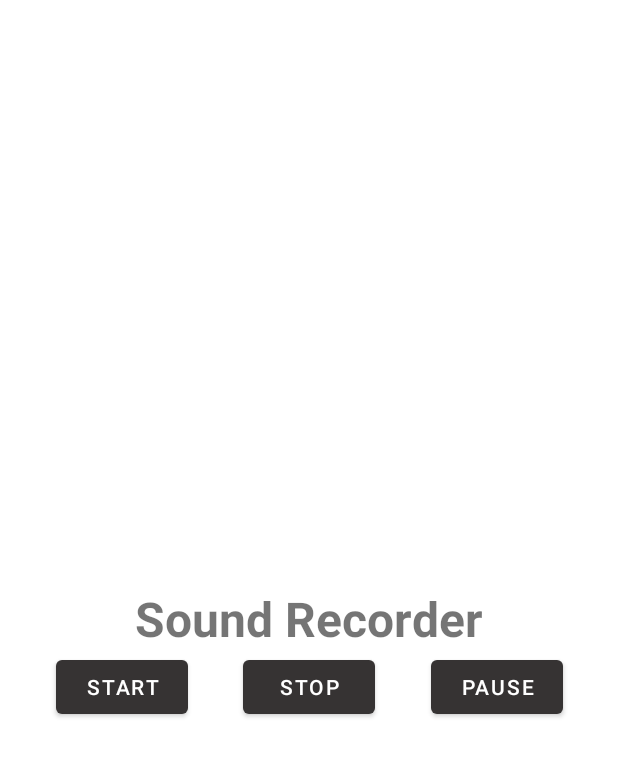
After one commit to cerver1/Kotlin-Media-Player, an Android app: the fragment AudioRecorderFragment shown on its own in the app's theme, on a phone screen of 412 x 824 dp. The commit adds this screen. Shown: the top 757 px of the screen. Run offline under Robolectric (Android 15) with nearby library versions, the phone set to English and light mode, and no system bars.

Commit message:
09/11/2020 : 10:35 pm : AudioRecorderFragment.kt implemented

```diff
--- a/app/src/main/AndroidManifest.xml
+++ b/app/src/main/AndroidManifest.xml
@@ -3,6 +3,7 @@
     package="com.fair.kotlin_media_player">
 
     <uses-permission android:name="android.permission.RECORD_AUDIO"/>
+    <uses-permission android:name="android.permission.WRITE_EXTERNAL_STORAGE"/>
 
     <application
         android:allowBackup="true"
--- /dev/null
+++ b/app/src/main/java/com/fair/kotlin_media_player/AudioRecorderFragment.kt
@@ -0,0 +1,118 @@
+package com.fair.kotlin_media_player
+
+import android.Manifest
+import android.Manifest.permission.*
+import android.annotation.SuppressLint
+import android.annotation.TargetApi
+import android.content.pm.PackageManager
+import android.media.MediaRecorder
+import android.os.Build
+import android.os.Bundle
+import android.os.Environment
+import android.view.View
+import android.widget.Toast
+import androidx.core.app.ActivityCompat
+import androidx.core.content.ContextCompat
+import androidx.fragment.app.Fragment
+import com.fair.kotlin_media_player.databinding.FragmentAudioRecorderBinding
+import com.fair.kotlin_media_player.databinding.FragmentMusicPlayerBinding
+import java.io.IOException
+
+class AudioRecorderFragment:Fragment(R.layout.fragment_audio_recorder) {
+
+    private var _binding: FragmentAudioRecorderBinding? = null
+    private val viewBinding get() = _binding!!
+
+    private var output: String? = null
+    private var mediaRecorder: MediaRecorder? = null
+    private var state: Boolean = false
+    private var recordingStopped: Boolean = false
+
+    override fun onViewCreated(view: View, savedInstanceState: Bundle?) {
+        super.onViewCreated(view, savedInstanceState)
+        _binding = FragmentAudioRecorderBinding.bind(view)
+
+        viewBinding.apply {
+
+
+            mediaRecorder = MediaRecorder()
+            output = Environment.getExternalStorageDirectory().absolutePath + "/recording.mp3"
+
+            mediaRecorder?.setAudioSource(MediaRecorder.AudioSource.MIC)
+            mediaRecorder?.setOutputFormat(MediaRecorder.OutputFormat.MPEG_4)
+            mediaRecorder?.setAudioEncoder(MediaRecorder.AudioEncoder.AAC)
+            mediaRecorder?.setOutputFile(output)
+
+            buttonStartRecording.setOnClickListener {
+                if (ContextCompat.checkSelfPermission( requireContext(),
+                       RECORD_AUDIO) != PackageManager.PERMISSION_GRANTED && ContextCompat.checkSelfPermission(requireContext(),
+                        WRITE_EXTERNAL_STORAGE) != PackageManager.PERMISSION_GRANTED) {
+                    val permissions = arrayOf(RECORD_AUDIO, WRITE_EXTERNAL_STORAGE, READ_EXTERNAL_STORAGE)
+                    ActivityCompat.requestPermissions(requireActivity(), permissions,0)
+                } else {
+                    startRecording()
+                }
+            }
+
+            buttonStopRecording.setOnClickListener{
+                stopRecording()
+            }
+
+            buttonPauseRecording.setOnClickListener {
+                pauseRecording()
+            }
+
+        }
+    }
+
+    private fun startRecording() {
+        try {
+            mediaRecorder?.prepare()
+            mediaRecorder?.start()
+            state = true
+            Toast.makeText(context, "Recording started!", Toast.LENGTH_SHORT).show()
+        } catch (e: IllegalStateException) {
+            e.printStackTrace()
+        } catch (e: IOException) {
+            e.printStackTrace()
+        }
+    }
+
+    @SuppressLint("RestrictedApi", "SetTextI18n")
+    @TargetApi(Build.VERSION_CODES.N)
+    private fun pauseRecording() {
+        if(state) {
+            if(!recordingStopped){
+                Toast.makeText(context,"Stopped!", Toast.LENGTH_SHORT).show()
+                mediaRecorder?.pause()
+                recordingStopped = true
+                viewBinding.buttonPauseRecording.text = "Resume"
+            }else{
+                resumeRecording()
+            }
+        }
+    }
+
+    @SuppressLint("RestrictedApi", "SetTextI18n")
+    @TargetApi(Build.VERSION_CODES.N)
+    private fun resumeRecording() {
+        Toast.makeText(context,"Resume!", Toast.LENGTH_SHORT).show()
+        mediaRecorder?.resume()
+        viewBinding.buttonPauseRecording.text = "Pause"
+        recordingStopped = false
+    }
+
+    private fun stopRecording(){
+        if(state){
+            mediaRecorder?.stop()
+            mediaRecorder?.release()
+            state = false
+        }else{
+            Toast.makeText(context, "You are not recording right now!", Toast.LENGTH_SHORT).show()
+        }
+    }
+    override fun onDestroyView() {
+        super.onDestroyView()
+        _binding = null
+    }
+}
--- /dev/null
+++ b/app/src/main/res/layout/fragment_audio_recorder.xml
@@ -0,0 +1,53 @@
+<?xml version="1.0" encoding="utf-8"?>
+<androidx.constraintlayout.widget.ConstraintLayout
+    xmlns:android="http://schemas.android.com/apk/res/android"
+    xmlns:app="http://schemas.android.com/apk/res-auto"
+    android:layout_width="match_parent"
+    android:layout_height="match_parent">
+
+    <TextView
+        android:id="@+id/textview_sound_recorder_heading"
+        android:layout_width="wrap_content"
+        android:layout_height="wrap_content"
+        android:text="Sound Recorder"
+        android:textSize="32sp"
+        android:textStyle="bold"
+        app:layout_constraintBottom_toBottomOf="parent"
+        app:layout_constraintEnd_toEndOf="parent"
+        app:layout_constraintStart_toStartOf="parent"
+        app:layout_constraintTop_toTopOf="parent" />
+
+    <Button
+        android:id="@+id/button_start_recording"
+        android:layout_width="wrap_content"
+        android:layout_height="wrap_content"
+        android:text="Start"
+        app:layout_constraintEnd_toStartOf="@+id/button_stop_recording"
+        app:layout_constraintHorizontal_bias="0.5"
+        app:layout_constraintStart_toStartOf="parent"
+        app:layout_constraintTop_toBottomOf="@id/textview_sound_recorder_heading"
+        />
+
+    <Button
+        android:id="@+id/button_pause_recording"
+        android:layout_width="wrap_content"
+        android:layout_height="wrap_content"
+        android:text="Pause"
+        app:layout_constraintBottom_toBottomOf="@+id/button_stop_recording"
+        app:layout_constraintEnd_toEndOf="parent"
+        app:layout_constraintHorizontal_bias="0.5"
+        app:layout_constraintStart_toEndOf="@+id/button_stop_recording"
+        app:layout_constraintTop_toTopOf="@+id/button_stop_recording" />
+
+    <Button
+        android:id="@+id/button_stop_recording"
+        android:layout_width="wrap_content"
+        android:layout_height="wrap_content"
+        android:text="Stop"
+        app:layout_constraintBottom_toBottomOf="@+id/button_start_recording"
+        app:layout_constraintEnd_toStartOf="@+id/button_pause_recording"
+        app:layout_constraintHorizontal_bias="0.5"
+        app:layout_constraintStart_toEndOf="@+id/button_start_recording"
+        app:layout_constraintTop_toTopOf="@+id/button_start_recording" />
+
+</androidx.constraintlayout.widget.ConstraintLayout>
```
Also changed, not shown: app/src/main/java/com/fair/kotlin_media_player/MusicPlayerFragment.kt (+0 -14 lines).
